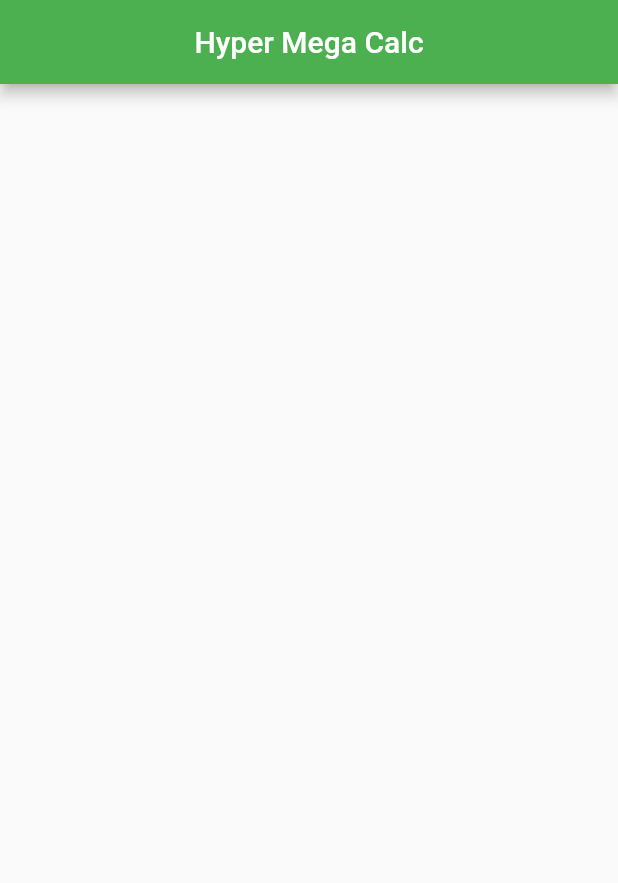
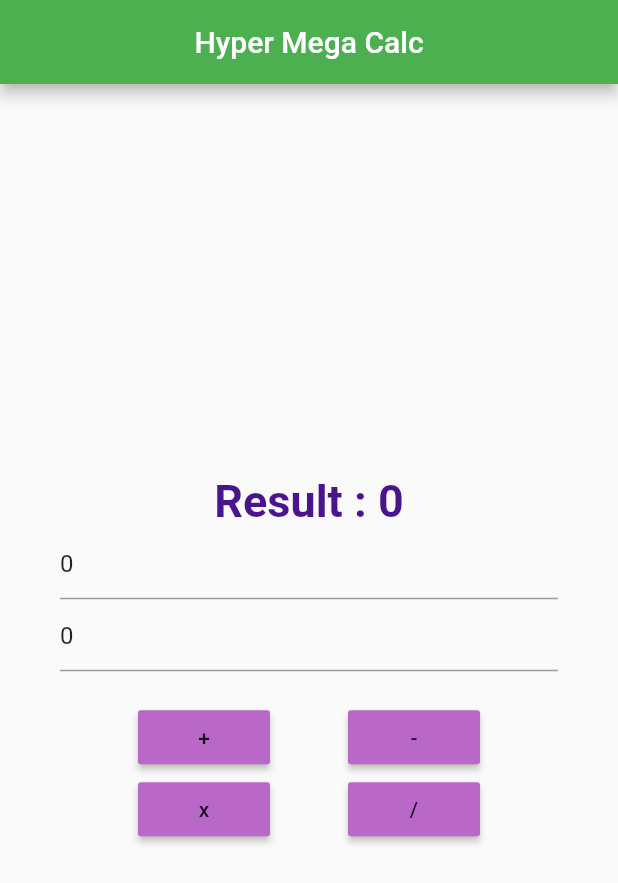
Before and after one commit to dh00mk3tu/flutter-src, a Flutter app: the screen it shows after launch, on a phone screen of 412 x 824 dp. Shown: the top 883 px of the screen. Run offline on Flutter 3.47's test engine with Material 2 defaults, Android fonts, the phone set to English and light mode, and no system bars.

Commit message:
mega calc hyper horny

```diff
--- a/hyper-funny-calc/hyper_calc/lib/homePage.dart
+++ b/hyper-funny-calc/hyper_calc/lib/homePage.dart
@@ -6,6 +6,43 @@ class HomePage extends StatefulWidget{
 }
 
 class HomePageState extends State<HomePage> {
+
+  var n1=0, n2=0, res=0;
+  final TextEditingController t1 = new TextEditingController(text: "0");
+  final TextEditingController t2 = new TextEditingController(text: "0");
+
+  void callAdd() {
+    setState(() {
+      n1 = int.parse(t1.text);
+      n2 = int.parse(t2.text);
+      res = n1 + n2;
+
+    });
+  }
+  void callSub() {
+    setState(() {
+      n1 = int.parse(t1.text);
+      n2 = int.parse(t2.text);
+      res = n1 - n2;
+
+    });
+  }
+  void callPro() {
+    setState(() {
+      n1 = int.parse(t1.text);
+      n2 = int.parse(t2.text);
+      res = n1 * n2;
+
+    });
+  }
+  void callDiv() {
+    setState(() {
+      n1 = int.parse(t1.text);
+      n2 = int.parse(t2.text);
+      res = n1~/n2;
+
+    });
+  }
   @override
   Widget build(BuildContext context) {
     return new Scaffold(
@@ -14,10 +51,80 @@ class HomePageState extends State<HomePage> {
         title: Text("Hyper Mega Calc"),
       ),
       body: Container (
-        child: Center (
-         child: Column(
+        child: Padding(
+          padding: const EdgeInsets.all(40.0),
+          child: Column (
 
-         ),
+            mainAxisAlignment: MainAxisAlignment.center,
+            children : [
+              new Text(
+                "Result : $res",
+                style: TextStyle(
+                  fontSize: 30,
+                  fontWeight: FontWeight.bold,
+                  color: Colors.purple[900],
+                ),
+              ),
+              TextField(
+                controller: t1,
+                keyboardType: TextInputType.number,
+                decoration: InputDecoration(
+                  hintText: "Enter  Number"
+                ),
+              ),
+              TextField(
+                controller: t2,
+                keyboardType: TextInputType.number,
+                decoration: InputDecoration(
+                  hintText: "Enter  Number"
+                ),
+              ),
+              new Padding(
+                padding: const EdgeInsets.only(
+                  top: 20.0
+                ),
+              ),
+              Row (
+                mainAxisAlignment: MainAxisAlignment.spaceEvenly,
+
+                children: [
+                  new MaterialButton(
+                    child: Text("+"),
+                    color: Colors.purple[300],
+                    onPressed: () => {
+                      callAdd()
+                    },
+                  ),
+                  new MaterialButton(
+                    child: Text("-"),
+                    color: Colors.purple[300],
+                    onPressed: () => {
+                      callSub()
+                    },
+                  ),
+
+                ]
+              ),
+              Row (mainAxisAlignment: MainAxisAlignment.spaceEvenly,
+                children: [
+                   new MaterialButton(
+                    child: Text("x"),
+                    color: Colors.purple[300],
+                    onPressed: () => {
+                      callPro()
+                    },
+                  ),
+                  new MaterialButton(
+                    child: Text("/"),
+                    color: Colors.purple[300],
+                    onPressed: () => {
+                      callDiv()
+                    },
+                  ),
+                ],
+              )
+            ]
+          ),
         )
       ),
     );
```
